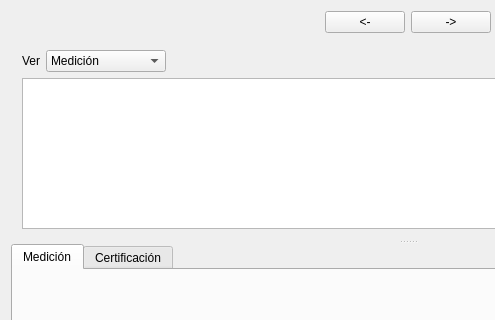
exodehm/SDMed, file interfazobra.ui: the form before one commit; both pictures show x 0 to 495 and y 0 to 320 of the 815 by 562 pixel window.
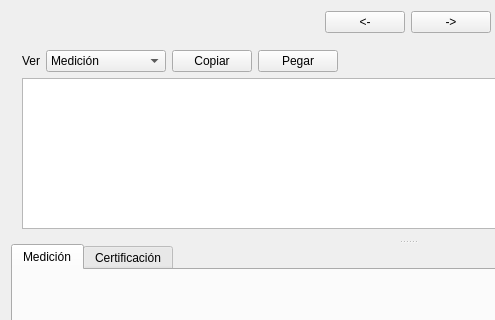
The form after the commit. Custom widgets are drawn as their Qt base class.

Diff of the .ui file:
```diff
--- a/interfazobra.ui
+++ b/interfazobra.ui
@@ -96,6 +96,20 @@
              </item>
             </widget>
            </item>
+           <item>
+            <widget class="QPushButton" name="botonCopiar">
+             <property name="text">
+              <string>Copiar</string>
+             </property>
+            </widget>
+           </item>
+           <item>
+            <widget class="QPushButton" name="botonPegar">
+             <property name="text">
+              <string>Pegar</string>
+             </property>
+            </widget>
+           </item>
            <item>
             <spacer name="horizontalSpacer">
              <property name="orientation">
```
